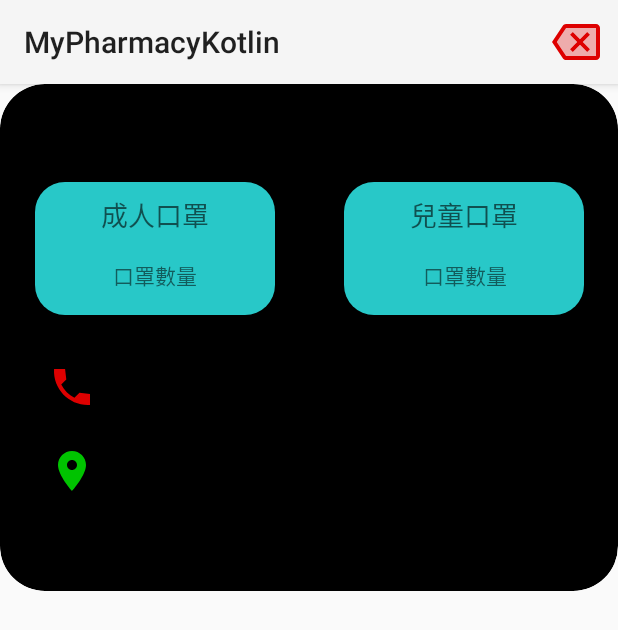
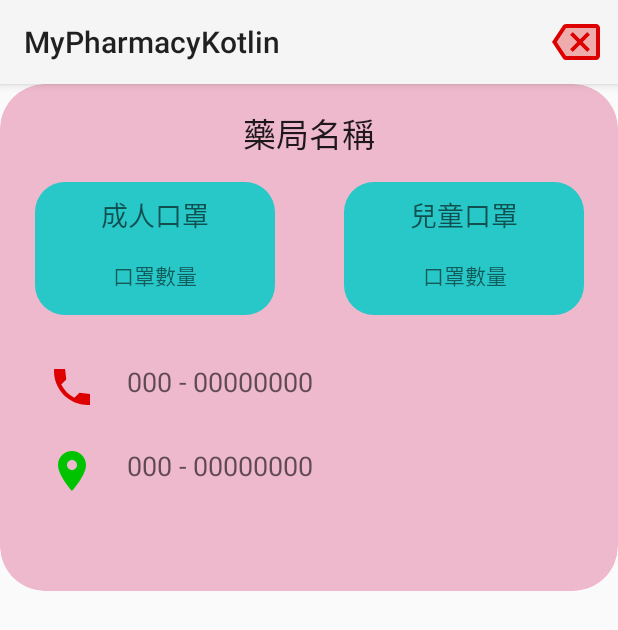
Before and after one commit to DannyLien/MyPharmacyKotlin, an Android app: the PharmacyActivity screen opened directly, with no data from a screen before it, on a phone screen of 412 x 824 dp. Shown: the top 630 px of the screen. Run offline under Robolectric (Android 15) with nearby library versions, the phone set to English and light mode, and no system bars; network calls fail.

Commit message:
set, Inten PharmacyActivity, object class 傳遞資料;

```diff
--- a/app/src/main/java/com/hom/pharmacy/PharmacyActivity.kt
+++ b/app/src/main/java/com/hom/pharmacy/PharmacyActivity.kt
@@ -1,9 +1,9 @@
 package com.hom.pharmacy
 
-import android.content.Intent
 import android.os.Bundle
 import android.view.Menu
 import android.view.MenuItem
+import android.widget.TextView
 import androidx.activity.enableEdgeToEdge
 import androidx.appcompat.app.AppCompatActivity
 import androidx.core.view.ViewCompat
@@ -11,6 +11,12 @@ import androidx.core.view.WindowInsetsCompat
 import com.hom.pharmacy.databinding.ActivityPharmacyBinding
 
 class PharmacyActivity : AppCompatActivity() {
+    private var filterData: Feature? = null
+    private lateinit var pharmAddress: TextView
+    private lateinit var pharmPhone: TextView
+    private lateinit var pharmChild: TextView
+    private lateinit var pharmAdult: TextView
+    private lateinit var pharmName: TextView
     private lateinit var binding: ActivityPharmacyBinding
 
     override fun onCreate(savedInstanceState: Bundle?) {
@@ -24,6 +30,26 @@ class PharmacyActivity : AppCompatActivity() {
             insets
         }
 
+        filterData = PharmacyViewModel.PharmInfoData.pharmFilterData
+
+        findViews()
+
+    }
+
+    private fun findViews() {
+        pharmName = binding.pharmName
+        pharmAdult = binding.pharmAdult
+        pharmChild = binding.pharmChild
+        pharmPhone = binding.pharmPhone
+        pharmAddress = binding.pharmAddress
+
+        filterData?.also {
+            pharmName.setText(it.properties.name)
+            pharmAdult.setText(it.properties.mask_adult.toString())
+            pharmChild.setText(it.properties.mask_child.toString())
+            pharmPhone.setText(it.properties.phone)
+            pharmAddress.setText(it.properties.address)
+        }
     }
 
     override fun onCreateOptionsMenu(menu: Menu?): Boolean {
--- a/app/src/main/java/com/hom/pharmacy/PharmacyAdapter.kt
+++ b/app/src/main/java/com/hom/pharmacy/PharmacyAdapter.kt
@@ -1,6 +1,7 @@
 package com.hom.pharmacy
 
 import android.content.Context
+import android.content.Intent
 import android.view.LayoutInflater
 import android.view.ViewGroup
 import androidx.recyclerview.widget.RecyclerView
@@ -31,6 +32,11 @@ class PharmacyAdapter(val _context: Context, val filterData: List<Feature>) :
         holder.pharmName.setText(data.properties.name)
         holder.pharmAdult.setText(data.properties.mask_adult.toString())
         holder.pharmChild.setText(data.properties.mask_child.toString())
+        holder.itemView.setOnClickListener {
+            PharmacyViewModel.PharmInfoData.pharmFilterData = data
+            Intent(_context, PharmacyActivity::class.java)
+                .also { _context.startActivity(it) }
+        }
     }
 
 }
--- a/app/src/main/java/com/hom/pharmacy/PharmacyViewModel.kt
+++ b/app/src/main/java/com/hom/pharmacy/PharmacyViewModel.kt
@@ -24,6 +24,7 @@ class PharmacyViewModel : ViewModel() {
 
     object PharmInfoData {
         var pharmInfoGson: PharmacyInfo? = null
+        var pharmFilterData: Feature? = null
     }
 
     fun upDataPharmacy() {
--- a/app/src/main/res/layout/activity_pharmacy.xml
+++ b/app/src/main/res/layout/activity_pharmacy.xml
@@ -10,7 +10,7 @@
     <androidx.cardview.widget.CardView
         android:layout_width="0dp"
         android:layout_height="wrap_content"
-        app:cardBackgroundColor="@android:color/system_on_error_container_dark"
+        app:cardBackgroundColor="#EFB9CD"
         app:cardCornerRadius="30dp"
         app:layout_constraintEnd_toEndOf="parent"
         app:layout_constraintStart_toStartOf="parent"
```
